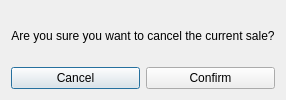
Before: the Qt Designer form Project/ui/cancel_sale.ui in Selvam-T/POS, drawn with Qt 5.
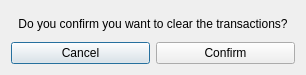
After: the same form once the commit is applied.

Commit message: implemented cancell all dialog in sales Frame

What changed in the file:
```diff
--- a/Project/ui/cancel_sale.ui
+++ b/Project/ui/cancel_sale.ui
@@ -2,6 +2,14 @@
 <ui version="4.0">
  <class>CancelSaleDialog</class>
  <widget class="QDialog" name="CancelSaleDialog">
+  <property name="geometry">
+   <rect>
+    <x>0</x>
+    <y>0</y>
+    <width>306</width>
+    <height>75</height>
+   </rect>
+  </property>
   <property name="windowTitle">
    <string>Cancel Sale</string>
   </property>
@@ -9,7 +17,7 @@
    <item>
     <widget class="QLabel" name="label">
      <property name="text">
-      <string>Are you sure you want to cancel the current sale?</string>
+      <string>Do you confirm you want to clear the transactions?</string>
      </property>
      <property name="alignment">
       <set>Qt::AlignCenter</set>
```
The commit also changes 10 other files.
